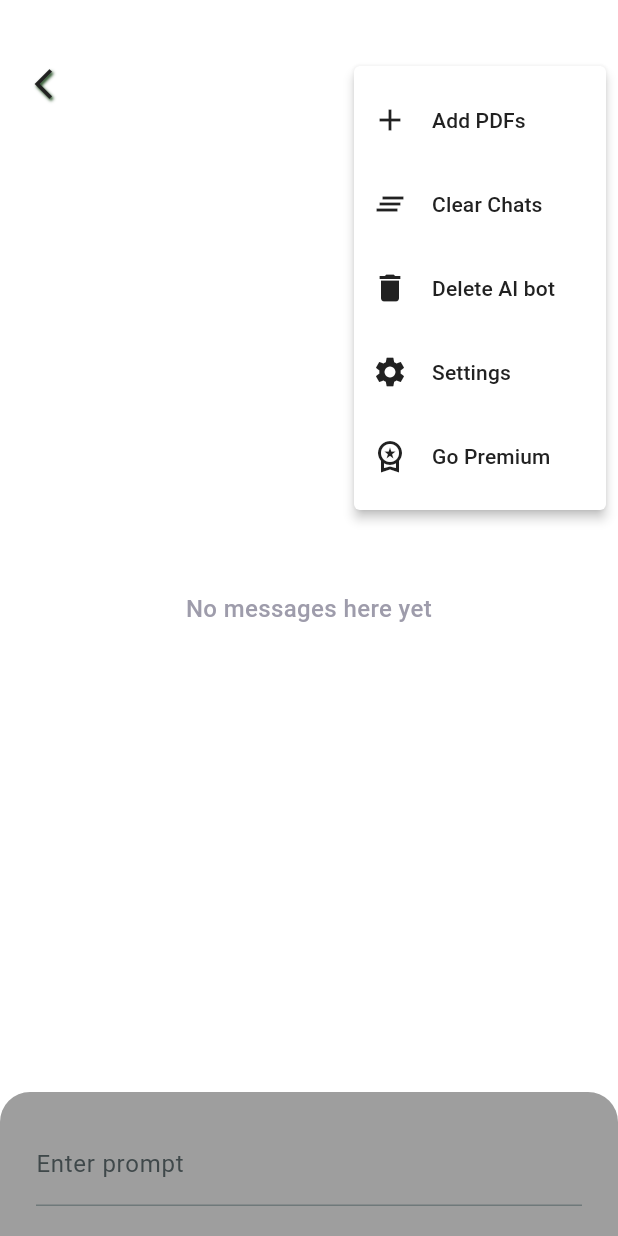
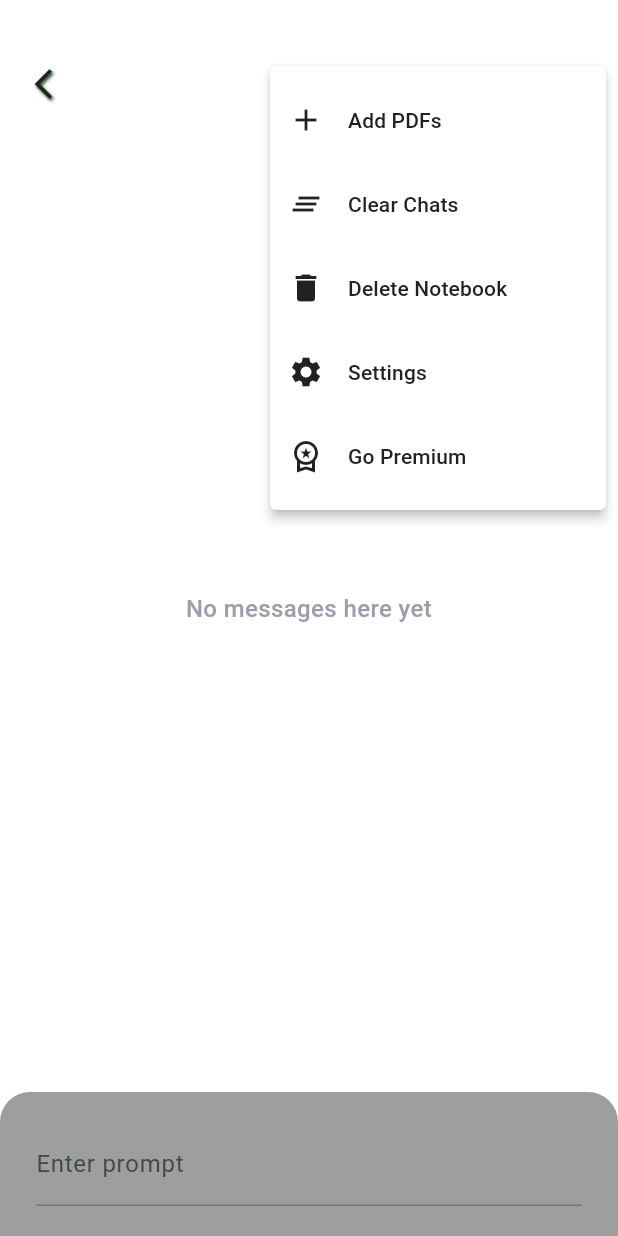
Before and after one commit to Achuabhijith2003/learnxt, a Flutter app: the Chatai screen opened directly with empty values, after a tap on the "more vert" icon, on a phone screen of 412 x 824 dp. Run offline on Flutter 3.47's test engine with Material 3 defaults, Android fonts, the phone set to English and light mode, and no system bars; our stand-ins replace animate_do, another_flutter_splash_screen, cloud_firestore, curved_navigation_bar, file_picker, firebase_auth and 14 more; missing offline and left inert: flutter_pdf_text; accounts and stored records are empty; network calls fail; statements that could not run were skipped.

Commit message:
resolved bug and rename ai bot to Notebooks is some places

```diff
--- a/lib/Screen/chatai.dart
+++ b/lib/Screen/chatai.dart
@@ -373,7 +373,7 @@ class _ChataiState extends State<Chatai> {
                               value: 3,
                               child: ListTile(
                                 title: Text(
-                                  "Delete AI bot",
+                                  "Delete Notebook",
                                   style: TextStyle(
                                       color: themeNotifier.isDark
                                           ? Colors.white
@@ -390,9 +390,9 @@ class _ChataiState extends State<Chatai> {
                                   barrierDismissible:
                                       !isLoading, // Prevent dismissing while loading
                                   builder: (context) => AlertDialog(
-                                    title: const Text("Delete AI"),
+                                    title: const Text("Delete Notebook"),
                                     content: const Text(
-                                        "Are you sure you want to delete the AI Bot?"),
+                                        "Are you sure you want to delete the Notebook?"),
                                     actions: [
                                       TextButton(
                                         onPressed: () {
@@ -429,7 +429,7 @@ class _ChataiState extends State<Chatai> {
                                                 .showSnackBar(
                                               const SnackBar(
                                                 content: Text(
-                                                    'Bot deleted successfully!'),
+                                                    'Notebook deleted successfully!'),
                                                 backgroundColor: Colors.grey,
                                               ),
                                             );
@@ -438,7 +438,7 @@ class _ChataiState extends State<Chatai> {
                                                 .showSnackBar(
                                               const SnackBar(
                                                 content: Text(
-                                                    'Bot deletion failed!'),
+                                                    'Notebook deletion failed!'),
                                                 backgroundColor: Colors.grey,
                                               ),
                                             );
--- a/lib/Screen/compoments/material.dart
+++ b/lib/Screen/compoments/material.dart
@@ -80,7 +80,7 @@ class _MaterialcouresState extends State<Materialcoures> {
                       value: 2,
                       child: ListTile(
                         title: Text(
-                          "Delete AI bot",
+                          "Delete Notebook",
                           style: TextStyle(
                               color: themeNotifier.isDark
                                   ? Colors.white
@@ -103,14 +103,14 @@ class _MaterialcouresState extends State<Materialcoures> {
                                 ? Colors.grey.shade900
                                 : Colors.white,
                             title: Text(
-                              "Delete AI",
+                              "Delete Notebook",
                               style: TextStyle(
                                   color: themeNotifier.isDark
                                       ? Colors.white
                                       : Colors.grey.shade900),
                             ),
                             content: Text(
-                              "Are you sure you want to delete the AI Bot?",
+                              "Are you sure you want to delete the Notebook?",
                               style: TextStyle(
                                   color: themeNotifier.isDark
                                       ? Colors.white
@@ -139,21 +139,20 @@ class _MaterialcouresState extends State<Materialcoures> {
                                   if (deletesuccessfully) {
                                     ScaffoldMessenger.of(context).showSnackBar(
                                       const SnackBar(
-                                        content:
-                                            Text('Bot deleted successfully!'),
+                                        content: Text(
+                                            'Notebook deleted successfully!'),
                                         backgroundColor: Colors.grey,
                                       ),
                                     );
                                   } else {
                                     ScaffoldMessenger.of(context).showSnackBar(
                                       const SnackBar(
-                                        content: Text('Bot deletion failed!'),
+                                        content:
+                                            Text('Notebook deletion failed!'),
                                         backgroundColor: Colors.grey,
                                       ),
                                     );
                                   }
-                                  Navigator.of(context)
-                                      .pop(); // Close the dialog
                                   Navigator.of(context)
                                       .pop(); // Close the dialog
                                   Navigator.of(context)
@@ -294,7 +293,7 @@ class _MaterialcouresState extends State<Materialcoures> {
                   });
                   Navigator.of(context).pop(); // Close the dialog
                   Navigator.of(context).pop();
-                  Navigator.of(context).pop();
+                  // Navigator.of(context).pop();
                 },
                 child: const Text("ADD"),
               ),
--- a/lib/Screen/home.dart
+++ b/lib/Screen/home.dart
@@ -225,7 +225,7 @@ class _HomeState extends State<Home> {
                                 value: 1,
                                 child: ListTile(
                                   title: Text(
-                                    "Delete All Chat Bot",
+                                    "Delete All Notebooks",
                                     style: TextStyle(
                                         color: themeNotifier.isDark
                                             ? Colors.white
@@ -243,14 +243,14 @@ class _HomeState extends State<Home> {
                                           ? Colors.grey.shade900
                                           : Colors.white,
                                       title: Text(
-                                        "Delete AI",
+                                        "Delete Notebooks",
                                         style: TextStyle(
                                             color: themeNotifier.isDark
                                                 ? Colors.white
                                                 : Colors.grey.shade900),
                                       ),
                                       content: Text(
-                                        "Are you sure you want to delete the AI Bot? (Watch An Ads)",
+                                        "Are you sure you want to delete the Notebooks? (Watch An Ads)",
                                         style: TextStyle(
                                             color: themeNotifier.isDark
                                                 ? Colors.white
@@ -284,7 +284,7 @@ class _HomeState extends State<Home> {
                                                   .showSnackBar(
                                                 const SnackBar(
                                                   content: Text(
-                                                      'All Bot deleted successfully!'),
+                                                      'All Notebooks deleted successfully!'),
                                                   backgroundColor: Colors.grey,
                                                 ),
                                               );
@@ -293,7 +293,7 @@ class _HomeState extends State<Home> {
                                                   .showSnackBar(
                                                 const SnackBar(
                                                   content: Text(
-                                                      'Bot deletion failed!'),
+                                                      'Notebooks deletion failed!'),
                                                   backgroundColor: Colors.grey,
                                                 ),
                                               );
```
